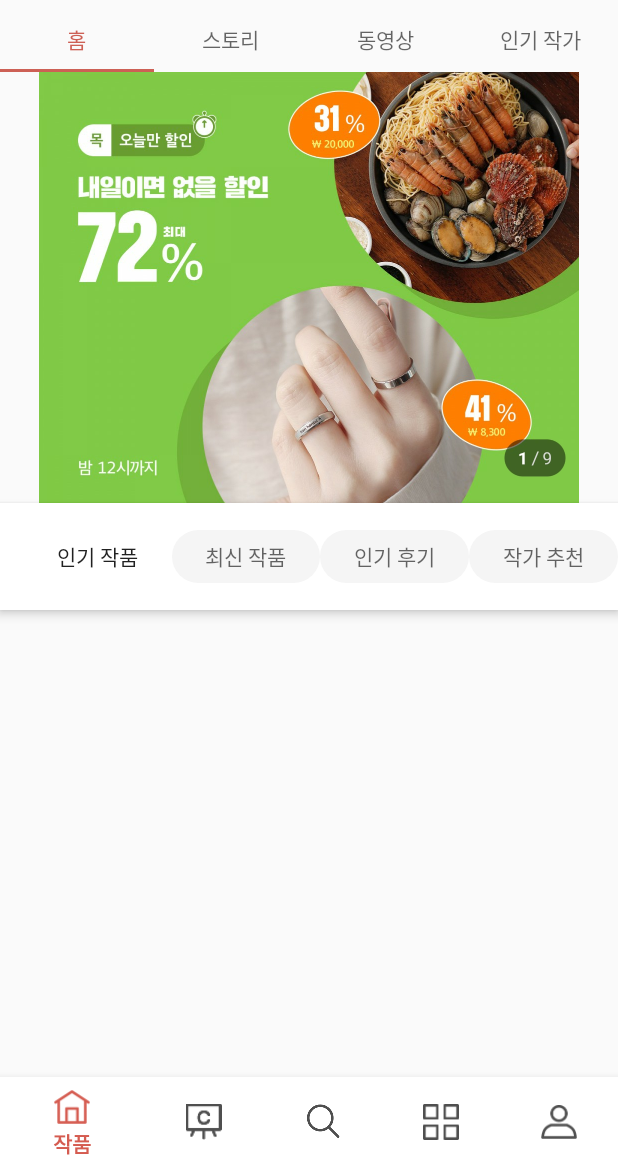
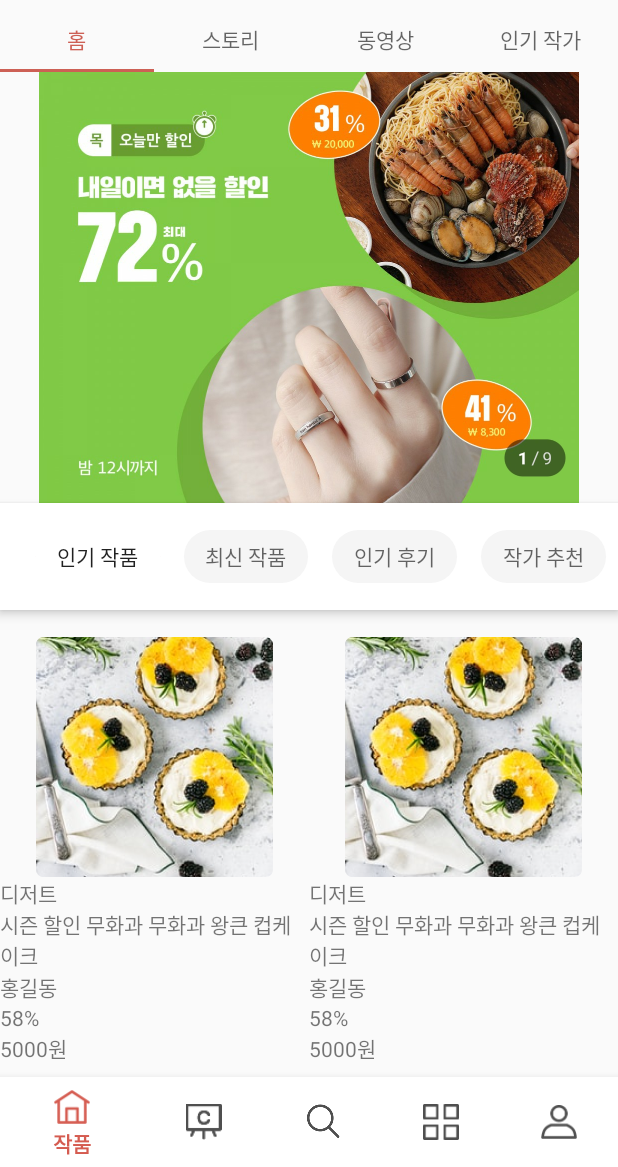
Before and after one commit to kimdahyee/sopt_27th-AndroidWithDesign, an Android app: the screen it shows after launch (MainActivity), on a phone screen of 412 x 824 dp, the part 69-1236 px from its top. Run offline under Robolectric (Android 15) with nearby library versions, the phone set to English and light mode, and no system bars.

Commit message:
리사이클러뷰 구현

```diff
--- a/app/src/main/java/com/example/androidwithdesign/HomeFragment.kt
+++ b/app/src/main/java/com/example/androidwithdesign/HomeFragment.kt
@@ -5,6 +5,7 @@ import android.view.LayoutInflater
 import android.view.View
 import android.view.ViewGroup
 import androidx.fragment.app.Fragment
+import kotlinx.android.synthetic.main.fragment_home.*
 import kotlinx.android.synthetic.main.fragment_home.view.*
 
 class HomeFragment : Fragment() {
@@ -30,6 +31,13 @@ class HomeFragment : Fragment() {
 
         view.tabLayout.setupWithViewPager(view.product_viewpager)
 
+        for (i in 0 until view.tabLayout.tabCount) {
+            val tab = (view.tabLayout.getChildAt(0) as ViewGroup).getChildAt(i)
+            val p = tab.layoutParams as ViewGroup.MarginLayoutParams
+            p.setMargins(Utils.dpToPx(8), 0, Utils.dpToPx(8), 0)
+            tab.requestLayout()
+        }
+
         view.tabLayout.apply{
             getTabAt(0)?.text="인기 작품"
             getTabAt(1)?.text="최신 작품"
--- a/app/src/main/java/com/example/androidwithdesign/MainBestProductFragment.kt
+++ b/app/src/main/java/com/example/androidwithdesign/MainBestProductFragment.kt
@@ -5,14 +5,37 @@ import androidx.fragment.app.Fragment
 import android.view.LayoutInflater
 import android.view.View
 import android.view.ViewGroup
+import androidx.recyclerview.widget.GridLayoutManager
+import androidx.recyclerview.widget.RecyclerView
 
 class MainBestProductFragment : Fragment() {
+
+    private lateinit var productAdapter:ProductAdapter
+    lateinit var rcv_view:RecyclerView
 
     override fun onCreateView(
         inflater: LayoutInflater, container: ViewGroup?,
         savedInstanceState: Bundle?
     ): View? {
         // Inflate the layout for this fragment
-        return inflater.inflate(R.layout.fragment_main_best_product, container, false)
+        val view=inflater.inflate(R.layout.fragment_main_best_product, null)
+
+        productAdapter= ProductAdapter(requireContext())
+        rcv_view=view.findViewById(R.id.rcv_product!!)as RecyclerView
+        rcv_view.adapter=productAdapter
+        rcv_view.layoutManager=GridLayoutManager(context,2)
+
+        productAdapter.data=mutableListOf(
+            ProductData("디저트","시즌 할인 무화과 무화과 왕큰 컵케이크","홍길동","58%", "5000원"),
+            ProductData("디저트","시즌 할인 무화과 무화과 왕큰 컵케이크","홍길동","58%", "5000원"),
+            ProductData("디저트","시즌 할인 무화과 무화과 왕큰 컵케이크","홍길동","58%", "5000원"),
+            ProductData("디저트","시즌 할인 무화과 무화과 왕큰 컵케이크","홍길동","58%", "5000원"),
+            ProductData("디저트","시즌 할인 무화과 무화과 왕큰 컵케이크","홍길동","58%", "5000원"),
+            ProductData("디저트","시즌 할인 무화과 무화과 왕큰 컵케이크","홍길동","58%", "5000원")
+        )
+
+        productAdapter.notifyDataSetChanged()
+
+        return view
     }
 }
--- a/app/src/main/java/com/example/androidwithdesign/ProductAdapter.kt
+++ b/app/src/main/java/com/example/androidwithdesign/ProductAdapter.kt
@@ -1,4 +1,4 @@
-/*
+
 package com.example.androidwithdesign
 
 import android.content.Context
@@ -11,7 +11,7 @@ class ProductAdapter(private val context: Context): RecyclerView.Adapter<Product
     var data= mutableListOf<ProductData>()
 
     override fun onCreateViewHolder(parent: ViewGroup, viewType: Int): ProductViewHolder {
-        val view= LayoutInflater.from(context).inflate(R.layout.item_list,parent,false)
+        val view= LayoutInflater.from(context).inflate(R.layout.product_list,parent,false)
 
         return ProductViewHolder(view)
     }
@@ -36,6 +36,4 @@ class ProductAdapter(private val context: Context): RecyclerView.Adapter<Product
         this.itemClickListener=itemClickListener
     }
 
-
 }
-*/
--- a/app/src/main/java/com/example/androidwithdesign/ProductViewHolder.kt
+++ b/app/src/main/java/com/example/androidwithdesign/ProductViewHolder.kt
@@ -5,5 +5,17 @@ import android.widget.TextView
 import androidx.recyclerview.widget.RecyclerView
 
 class ProductViewHolder(itemView: View): RecyclerView.ViewHolder(itemView){
+    private val category:TextView=itemView.findViewById(R.id.text_category)
+    private val name:TextView=itemView.findViewById(R.id.text_name)
+    private val writer:TextView=itemView.findViewById(R.id.text_writer)
+    private val sale:TextView=itemView.findViewById(R.id.text_sale)
+    private val price:TextView=itemView.findViewById(R.id.text_price)
 
+    fun onBind(data:ProductData){
+        category.text=data.category
+        name.text=data.name
+        writer.text=data.writer
+        sale.text=data.sale
+        price.text=data.price
+    }
 }
--- a/app/src/main/res/layout/fragment_main_best_product.xml
+++ b/app/src/main/res/layout/fragment_main_best_product.xml
@@ -11,7 +11,7 @@
     <androidx.recyclerview.widget.RecyclerView
         android:layout_width="match_parent"
         android:layout_height="match_parent"
-        android:id="@+id/rcv_profile2"
+        android:id="@+id/rcv_product"
         app:layout_constraintBottom_toBottomOf="parent"
         app:layout_constraintEnd_toEndOf="parent"
         app:layout_constraintStart_toStartOf="parent"
--- /dev/null
+++ b/app/src/main/res/layout/product_list.xml
@@ -0,0 +1,50 @@
+<?xml version="1.0" encoding="utf-8"?>
+<androidx.constraintlayout.widget.ConstraintLayout xmlns:android="http://schemas.android.com/apk/res/android"
+    android:layout_width="match_parent"
+    android:layout_height="match_parent"
+    xmlns:app="http://schemas.android.com/apk/res-auto">
+
+    <ImageView
+        android:layout_width="match_parent"
+        android:layout_height="160dp"
+        android:id="@+id/product_image"
+        android:src="@drawable/main_img_product_1"
+        app:layout_constraintStart_toStartOf="parent"
+        app:layout_constraintTop_toTopOf="parent"/>
+
+    <TextView
+        android:layout_width="wrap_content"
+        android:layout_height="wrap_content"
+        android:id="@+id/text_category"
+        app:layout_constraintTop_toBottomOf="@+id/product_image"
+        app:layout_constraintStart_toStartOf="parent"/>
+
+    <TextView
+        android:layout_width="wrap_content"
+        android:layout_height="wrap_content"
+        android:id="@+id/text_name"
+        app:layout_constraintTop_toBottomOf="@+id/text_category"
+        app:layout_constraintStart_toStartOf="parent"/>
+
+    <TextView
+        android:layout_width="wrap_content"
+        android:layout_height="wrap_content"
+        android:id="@+id/text_writer"
+        app:layout_constraintTop_toBottomOf="@+id/text_name"
+        app:layout_constraintStart_toStartOf="parent"/>
+
+    <TextView
+        android:layout_width="wrap_content"
+        android:layout_height="wrap_content"
+        android:id="@+id/text_sale"
+        app:layout_constraintTop_toBottomOf="@+id/text_writer"
+        app:layout_constraintStart_toStartOf="parent"/>
+
+    <TextView
+        android:layout_width="wrap_content"
+        android:layout_height="wrap_content"
+        android:id="@+id/text_price"
+        app:layout_constraintTop_toBottomOf="@+id/text_sale"
+        app:layout_constraintStart_toStartOf="parent"/>
+
+</androidx.constraintlayout.widget.ConstraintLayout>
```
Also changed, not shown: app/src/main/res/drawable-hdpi/main_img_product_1.png (added), app/src/main/res/drawable-mdpi/main_img_product_1.png (added), app/src/main/res/drawable-xhdpi/main_img_product_1.png (added), app/src/main/res/drawable-xxhdpi/main_img_product_1.png (added), app/src/main/res/drawable-xxxhdpi/main_img_product_1.png (added).
